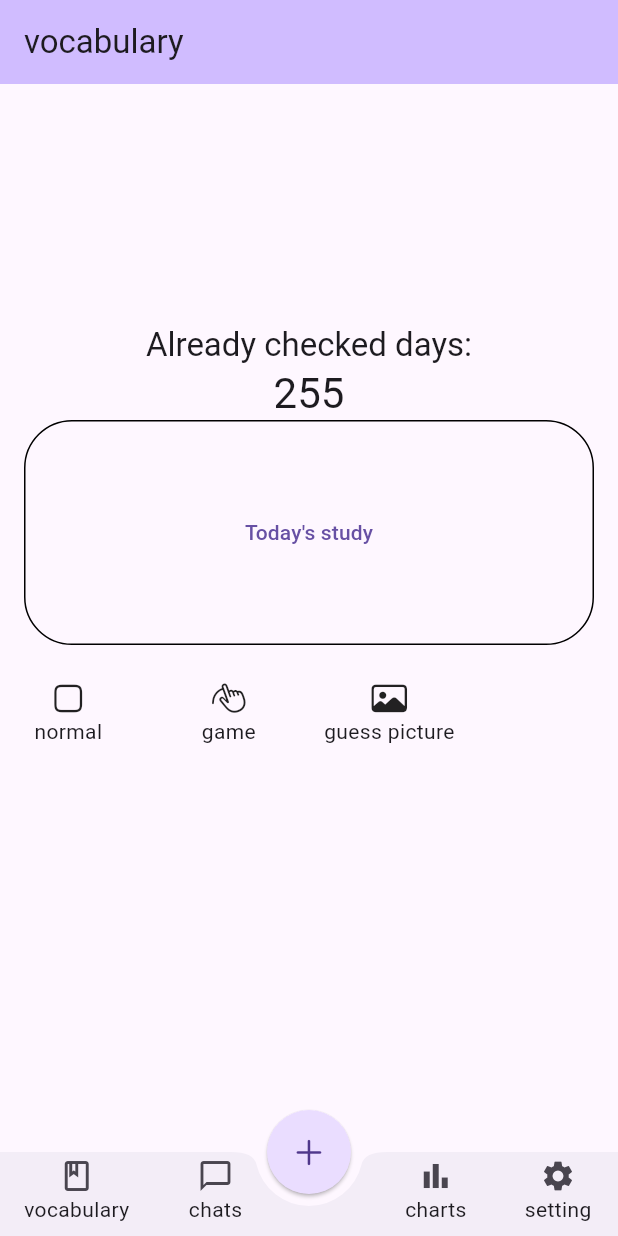
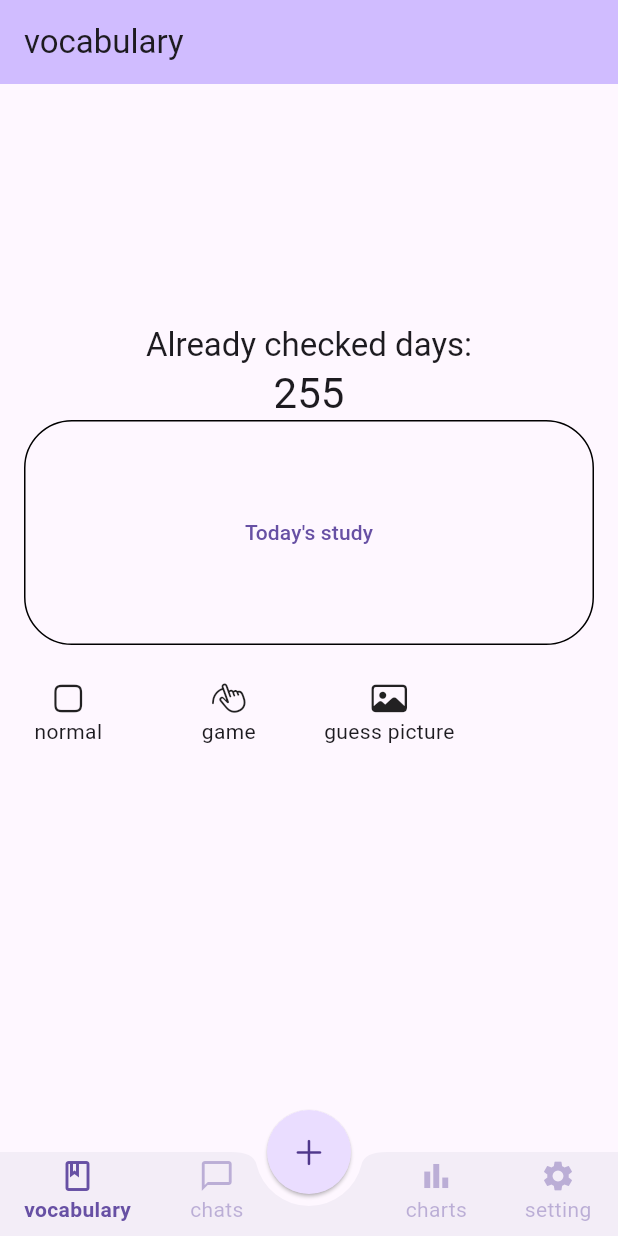
Before and after one commit to cia1099/ai_vocabulary, a Flutter app: the screen it shows after launch, on a phone screen of 412 x 824 dp. Run offline on Flutter 3.47's test engine with Material 3 defaults, Android fonts, the phone set to English and light mode, and no system bars; drawn by our look-alikes of flutter_platform_widgets; our stand-ins replace audioplayers, azlistview, dotted_line, fl_chart, flutter_spinkit, transparent_image; missing offline and left inert: flutter_web_frame, record, sqlite3.

Commit message:
completed alphabet list tab view for every word of chat messages

```diff
--- a/lib/pages/home_page.dart
+++ b/lib/pages/home_page.dart
@@ -21,6 +21,7 @@ class HomePage extends StatefulWidget {
 
 class _HomePageState extends State<HomePage> {
   var _index = 0;
+  var editableAlphabet = false;
   final bottomItems = [
     BottomNavigationBarItem(
         icon: PlatformWidget(
@@ -51,7 +52,7 @@ class _HomePageState extends State<HomePage> {
   Widget build(BuildContext context) {
     // return simpleScaffold(context);
     // return tabScaffold(bottomItems, context);
-
+    final colorScheme = Theme.of(context).colorScheme;
     return Scaffold(
       appBar: PreferredSize(
           preferredSize: const Size.fromHeight(kToolbarHeight),
@@ -60,12 +61,27 @@ class _HomePageState extends State<HomePage> {
             material: (_, __) => MaterialAppBarData(
               backgroundColor: Theme.of(context).colorScheme.inversePrimary,
             ),
+            trailingActions: _index == 1
+                ? [
+                    PlatformTextButton(
+                      onPressed: () => setState(() {
+                        editableAlphabet ^= true;
+                      }),
+                      padding: EdgeInsets.zero,
+                      material: (_, __) => MaterialTextButtonData(
+                          style: TextButton.styleFrom(
+                        tapTargetSize: MaterialTapTargetSize.shrinkWrap,
                       )),
-      body: IndexedStack(index: _index, children: const [
-        VocabularyTab(),
-        AlphabetListTab(),
-        ChartTab(),
-        SettingTab(),
+                      child: Text(editableAlphabet ? 'Done' : 'Edit'),
+                    )
+                  ]
+                : null,
+          )),
+      body: IndexedStack(index: _index, children: [
+        const VocabularyTab(),
+        AlphabetListTab(editable: editableAlphabet),
+        const ChartTab(),
+        const SettingTab(),
       ]),
       bottomNavigationBar: BottomAppBar(
         padding: const EdgeInsets.symmetric(horizontal: 16, vertical: 4),
@@ -87,20 +103,40 @@ class _HomePageState extends State<HomePage> {
                   index -= 1;
                 }
 
-                return IconButton(
+                return PlatformIconButton(
                   padding: EdgeInsets.zero,
                   onPressed: () => _index == index
                       ? null
                       : setState(() {
                           _index = index;
                         }),
-                    tooltip: bottomItems[index].tooltip,
                   icon: Column(
                     children: [
-                        bottomItems[index].icon,
-                        Text('${bottomItems[index].label}')
+                      Theme(
+                          data: ThemeData(
+                              iconTheme: IconThemeData(
+                                  color: colorScheme.primary
+                                      .withOpacity(_index == index ? 1 : .4))),
+                          child: bottomItems[index].icon),
+                      Text(
+                        '${bottomItems[index].label}',
+                        style: TextStyle(
+                          color: colorScheme.primary
+                              .withOpacity(_index == index ? 1 : .4),
+                          fontWeight: _index == index ? FontWeight.w600 : null,
+                        ),
+                      )
                     ],
-                    ));
+                  ),
+                  material: (_, __) => MaterialIconButtonData(
+                      tooltip: bottomItems[index].tooltip,
+                      style: IconButton.styleFrom(
+                        padding: EdgeInsets.zero,
+                        // minimumSize: const Size.square(50),
+                        tapTargetSize: MaterialTapTargetSize.shrinkWrap,
+                      )),
+                  // cupertino: (_, __) => CupertinoIconButtonData(minSize: 50),
+                );
               })),
         ),
       ),
--- a/lib/pages/vocabulary_page.dart
+++ b/lib/pages/vocabulary_page.dart
@@ -90,7 +90,7 @@ class VocabularyPage extends StatelessWidget {
                           shape: RoundedRectangleBorder(
                               borderRadius:
                                   BorderRadius.circular(kRadialReactionRadius)),
-                          child: Icon(CupertinoIcons.chat_bubble_text,
+                          child: Icon(CupertinoIcons.captions_bubble,
                               color: Theme.of(context).colorScheme.onPrimary),
                         ),
                       ),
```
Also changed, not shown: lib/views/alphabet_list_tab.dart (+68 -46 lines). Lines whose indentation alone changed are shown as unchanged.
